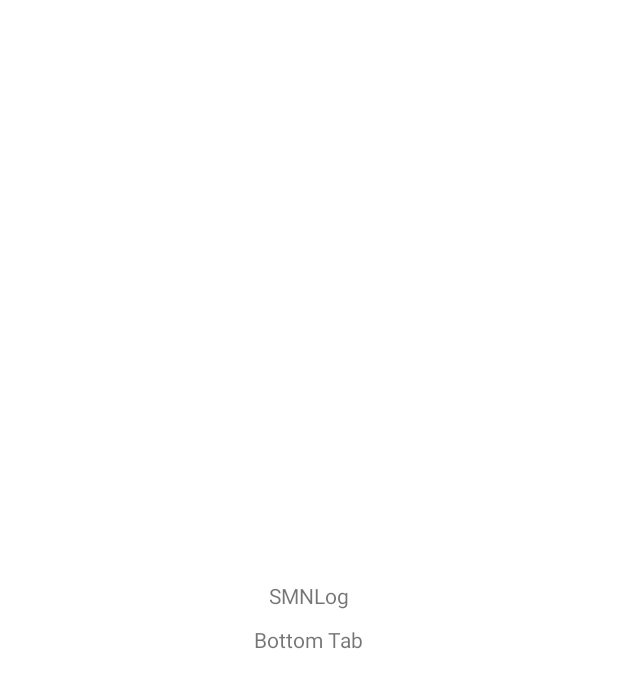
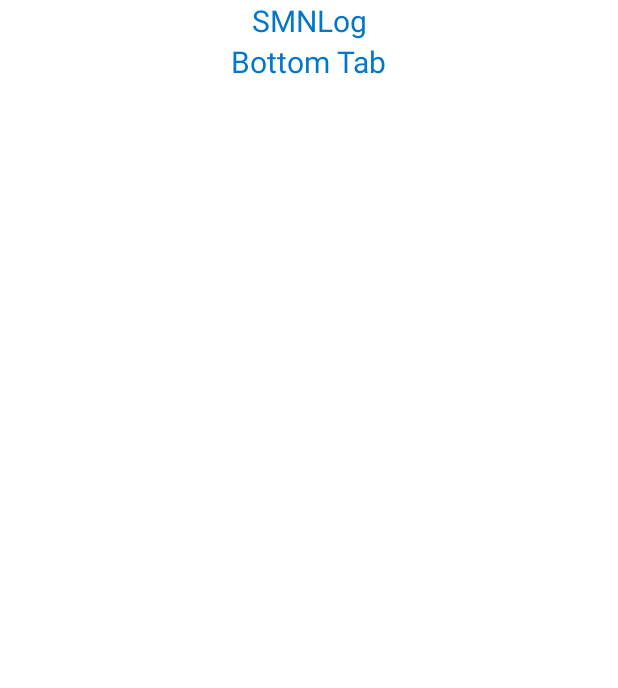
Before and after one commit to simonyang81/practice-andr, an Android app: the screen it shows after launch (MainActivity), on a phone screen of 412 x 824 dp. Before the commit the part shown is almost empty. Shown: the top 688 px of the screen. Run offline under Robolectric (Android 15) with nearby library versions, the phone set to English and light mode, and no system bars; our stand-ins replace RxJava.

Commit message:
解决Tab Layout被遮挡的问题

```diff
--- a/app/src/main/res/layout/fragment_main.xml
+++ b/app/src/main/res/layout/fragment_main.xml
@@ -1,12 +1,9 @@
 <?xml version="1.0" encoding="utf-8"?>
-<LinearLayout xmlns:android="http://schemas.android.com/apk/res/android"
+<androidx.constraintlayout.widget.ConstraintLayout xmlns:android="http://schemas.android.com/apk/res/android"
     xmlns:app="http://schemas.android.com/apk/res-auto"
     xmlns:tools="http://schemas.android.com/tools"
-    android:id="@+id/main"
     android:layout_width="match_parent"
     android:layout_height="match_parent"
-    android:gravity="center"
-    android:orientation="vertical"
     tools:context=".ui.main.MainFragment">
 
     <TextView
@@ -14,23 +11,22 @@
         android:layout_width="wrap_content"
         android:layout_height="wrap_content"
         android:text="SMNLog"
-        app:layout_constraintBottom_toBottomOf="parent"
+        android:textColor="#0077cc"
+        android:textSize="20sp"
         app:layout_constraintEnd_toEndOf="parent"
         app:layout_constraintStart_toStartOf="parent"
         app:layout_constraintTop_toTopOf="parent" />
-
-    <View
-        android:layout_width="match_parent"
-        android:layout_height="10dp" />
 
     <TextView
         android:id="@+id/tab_demo"
         android:layout_width="wrap_content"
         android:layout_height="wrap_content"
         android:text="Bottom Tab"
-        app:layout_constraintBottom_toBottomOf="parent"
+        android:textColor="#0077cc"
+        android:textSize="20sp"
         app:layout_constraintEnd_toEndOf="parent"
         app:layout_constraintStart_toStartOf="parent"
-        app:layout_constraintTop_toTopOf="parent" />
+        app:layout_constraintTop_toBottomOf="@+id/message"
+        />
 
-</LinearLayout>
+</androidx.constraintlayout.widget.ConstraintLayout>
```
Also changed, not shown: app/src/main/java/smn/practice/practice/andr/ui/demo/TabBottomDemoFragment.java (+0 -17 lines), smnlibrary/src/main/java/smn/practice/practice/smn/library/utils/ViewUtil.java (added, +43 -0 lines), smnui/src/main/java/smn/practice/practice/smnui/tab/bottom/TabBottomLayout.java (+36 -0 lines).
